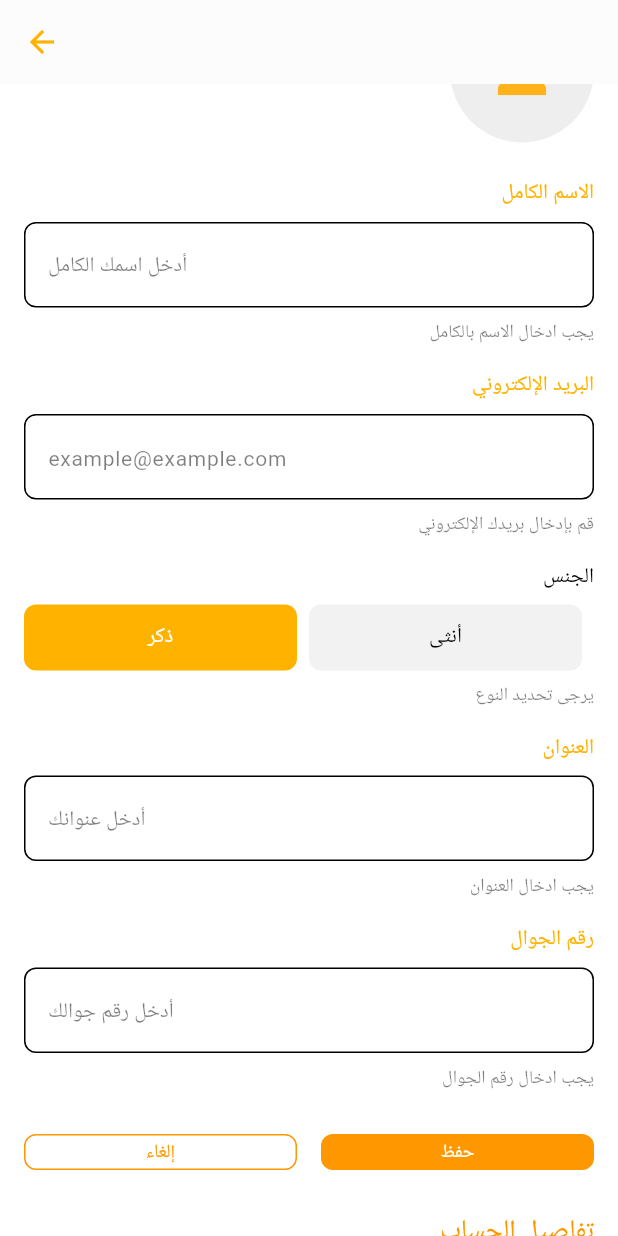
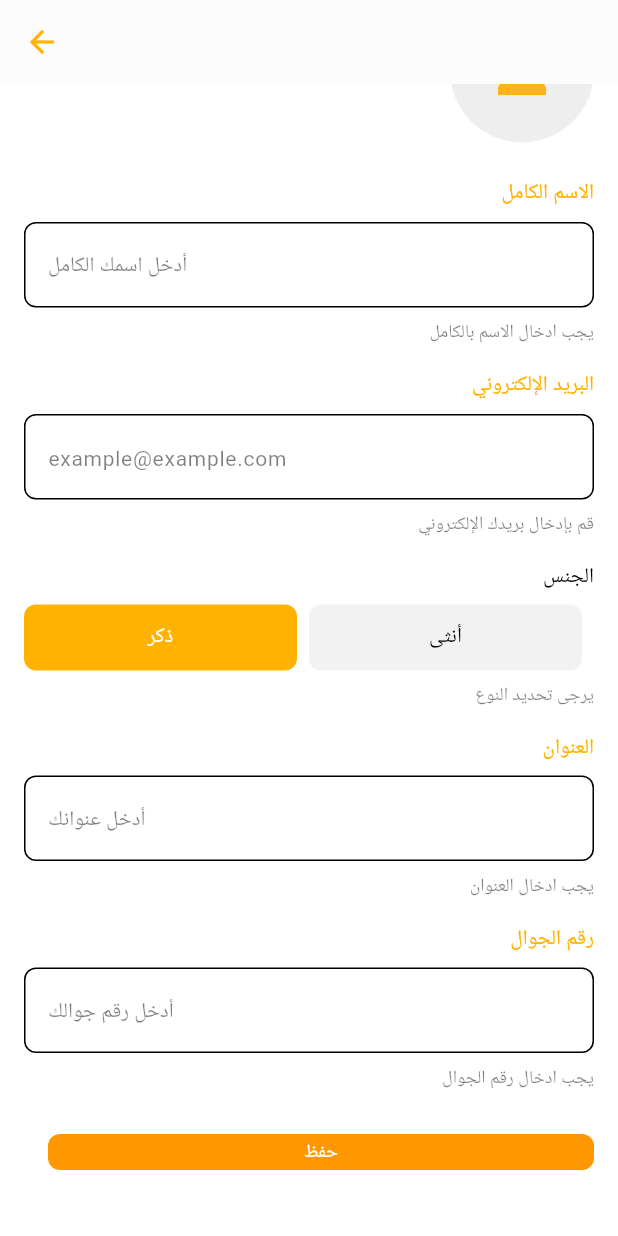
Before and after one commit to Saja-gfl/Darb, a Flutter app: the UserProfilePage screen opened by its route, scrolled down 118 dp, on a phone screen of 412 x 824 dp. Run offline on Flutter 3.47's test engine with Material 3 defaults, Android fonts, the phone set to English and light mode, and no system bars; our stand-ins replace cached_network_image, cloud_firestore, firebase_auth, firebase_core, flutter_chat_ui, flutter_rating_bar and 5 more; accounts and stored records are empty.

Commit message:
حذف زر الالغاء و بيانات الحساب الموجودة في صفحة تعديل بيانات المستخدم

```diff
--- a/lib/Screens/UserProfilePage.dart
+++ b/lib/Screens/UserProfilePage.dart
@@ -155,7 +155,6 @@ class _UserProfilePageState extends State<UserProfilePage> {
             const SizedBox(height: 24),
 
             // Account Details
-            _buildAccountDetails(),
           ],
         ),
       ),
@@ -324,23 +323,6 @@ class _UserProfilePageState extends State<UserProfilePage> {
   Widget _buildActionButtons() {
     return Row(
       children: [
-        Expanded(
-          child: ElevatedButton(
-            onPressed: () {
-              // Cancel action
-            },
-            style: ElevatedButton.styleFrom(
-              backgroundColor: Colors.white,
-              foregroundColor: Colors.orange,
-              side: const BorderSide(color: Colors.orange),
-              padding: const EdgeInsets.symmetric(vertical: 16),
-              shape: RoundedRectangleBorder(
-                borderRadius: BorderRadius.circular(8),
-              ),
-            ),
-            child: const Text("إلغاء"),
-          ),
-        ),
         const SizedBox(width: 16),
         Expanded(
           child: ElevatedButton(
@@ -360,29 +342,6 @@ class _UserProfilePageState extends State<UserProfilePage> {
             child: const Text("حفظ"),
           ),
         ),
-      ],
-    );
-  }
-
-  // Account Details
-  Widget _buildAccountDetails() {
-    return Column(
-      crossAxisAlignment: CrossAxisAlignment.end,
-      children: [
-        Text(
-          "تفاصيل الحساب",
-          style: TextStyle(
-            color: Colors.orange,
-            fontSize: 18,
-            fontWeight: FontWeight.w500,
-            fontFamily: 'Roboto',
-          ),
-        ),
-        const SizedBox(height: 16),
-        _buildDetailRow("555-123-4567", "رقم الجوال", Icons.phone),
-        const SizedBox(height: 16),
-        _buildDetailRow(
-            "example@example.com", "البريد الإلكتروني", Icons.email),
       ],
     );
   }
```
